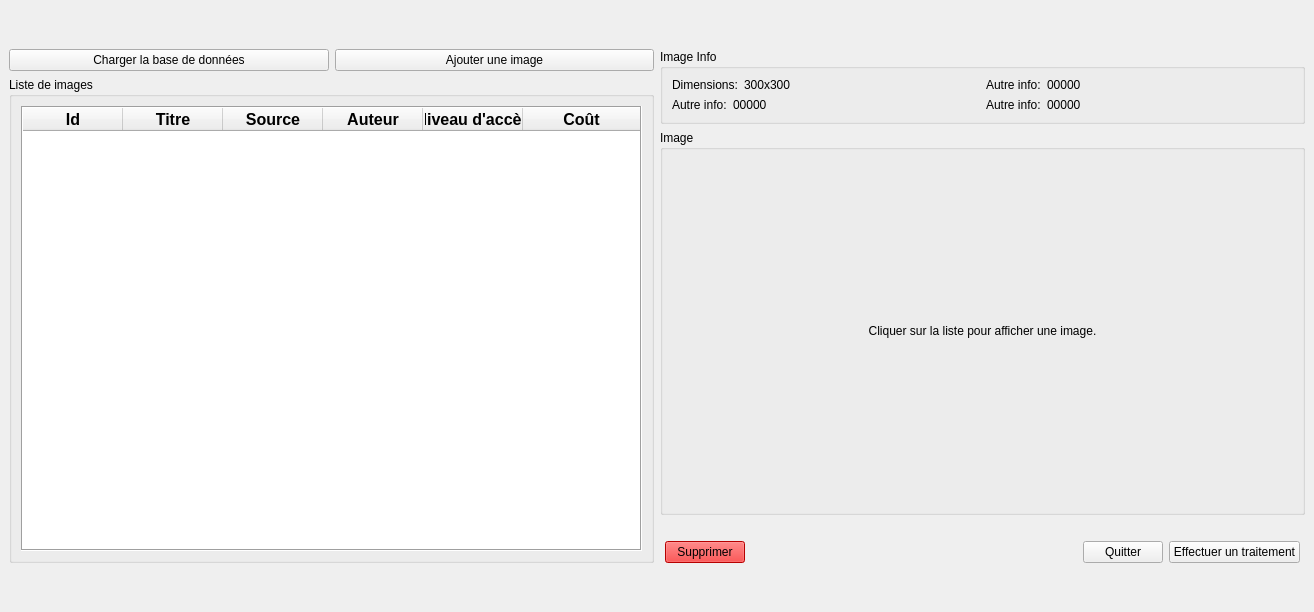
Above: ui/listwindow.ui from konstantinosmelis/projet-informatique before the change. Below: the same form after it.
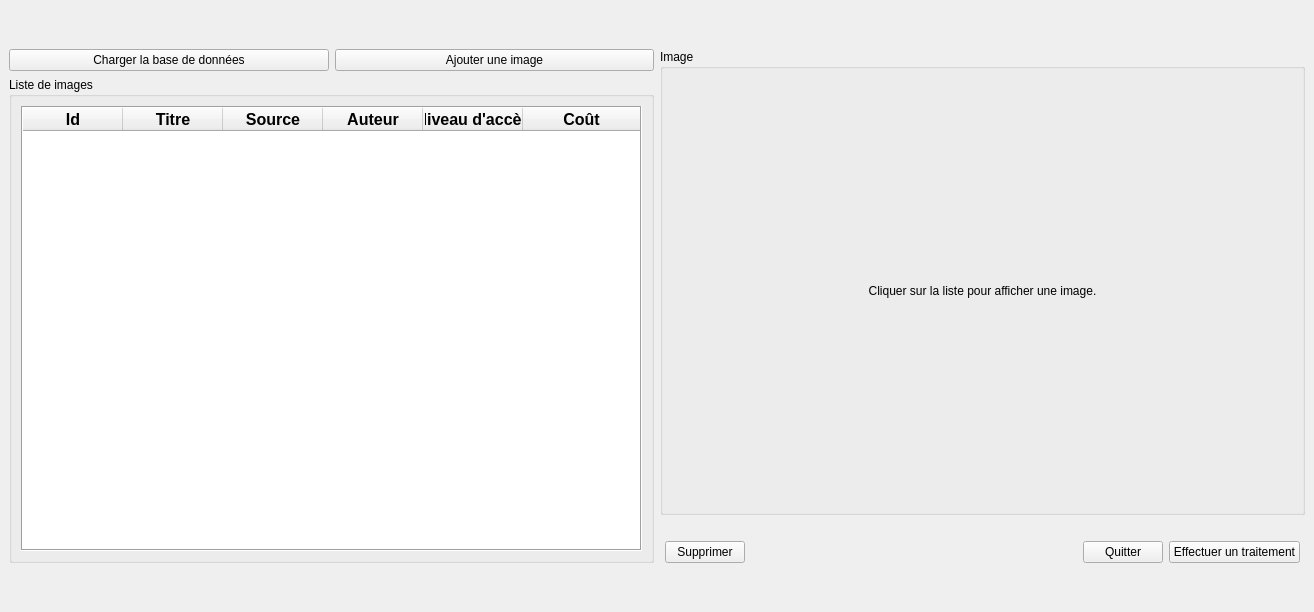
That is the form after the change.

Commit message: fix userRight, saveFile, handleErrorLoadingImageList, deleteUIinfoImage

```diff
--- a/ui/listwindow.ui
+++ b/ui/listwindow.ui
@@ -211,111 +211,6 @@
       </item>
       <item>
        <layout class="QVBoxLayout" name="verticalLayout_5">
-        <item>
-         <widget class="QGroupBox" name="info_group">
-          <property name="title">
-           <string>Image Info</string>
-          </property>
-          <layout class="QGridLayout" name="gridLayout">
-           <item row="0" column="0">
-            <layout class="QHBoxLayout" name="horizontalLayout_2">
-             <item>
-              <widget class="QLabel" name="label_2">
-               <property name="sizePolicy">
-                <sizepolicy hsizetype="Fixed" vsizetype="Preferred">
-                 <horstretch>0</horstretch>
-                 <verstretch>0</verstretch>
-                </sizepolicy>
-               </property>
-               <property name="text">
-                <string>Dimensions:</string>
-               </property>
-              </widget>
-             </item>
-             <item>
-              <widget class="QLabel" name="label_4">
-               <property name="text">
-                <string>300x300</string>
-               </property>
-              </widget>
-             </item>
-            </layout>
-           </item>
-           <item row="1" column="1">
-            <layout class="QHBoxLayout" name="horizontalLayout_4">
-             <item>
-              <widget class="QLabel" name="label_8">
-               <property name="sizePolicy">
-                <sizepolicy hsizetype="Fixed" vsizetype="Preferred">
-                 <horstretch>0</horstretch>
-                 <verstretch>0</verstretch>
-                </sizepolicy>
-               </property>
-               <property name="text">
-                <string>Autre info:</string>
-               </property>
-              </widget>
-             </item>
-             <item>
-              <widget class="QLabel" name="label_9">
-               <property name="text">
-                <string>00000</string>
-               </property>
-              </widget>
-             </item>
-            </layout>
-           </item>
-           <item row="1" column="0">
-            <layout class="QHBoxLayout" name="horizontalLayout">
-             <item>
-              <widget class="QLabel" name="label_3">
-               <property name="sizePolicy">
-                <sizepolicy hsizetype="Fixed" vsizetype="Preferred">
-                 <horstretch>0</horstretch>
-                 <verstretch>0</verstretch>
-                </sizepolicy>
-               </property>
-               <property name="text">
-                <string>Autre info:</string>
-               </property>
-              </widget>
-             </item>
-             <item>
-              <widget class="QLabel" name="label_5">
-               <property name="text">
-                <string>00000</string>
-               </property>
-              </widget>
-             </item>
-            </layout>
-           </item>
-           <item row="0" column="1">
-            <layout class="QHBoxLayout" name="horizontalLayout_3">
-             <item>
-              <widget class="QLabel" name="label_6">
-               <property name="sizePolicy">
-                <sizepolicy hsizetype="Fixed" vsizetype="Preferred">
-                 <horstretch>0</horstretch>
-                 <verstretch>0</verstretch>
-                </sizepolicy>
-               </property>
-               <property name="text">
-                <string>Autre info:</string>
-               </property>
-              </widget>
-             </item>
-             <item>
-              <widget class="QLabel" name="label_7">
-               <property name="text">
-                <string>00000</string>
-               </property>
-              </widget>
-             </item>
-            </layout>
-           </item>
-          </layout>
-         </widget>
-        </item>
         <item>
          <widget class="QGroupBox" name="imageGroup">
           <property name="sizePolicy">
@@ -364,8 +259,7 @@
           <item>
            <widget class="QPushButton" name="deleteButton">
             <property name="styleSheet">
-             <string notr="true">background-color:red;
-</string>
+             <string notr="true"/>
             </property>
             <property name="text">
              <string>Supprimer</string>
```
The commit also changes 5 other files.
